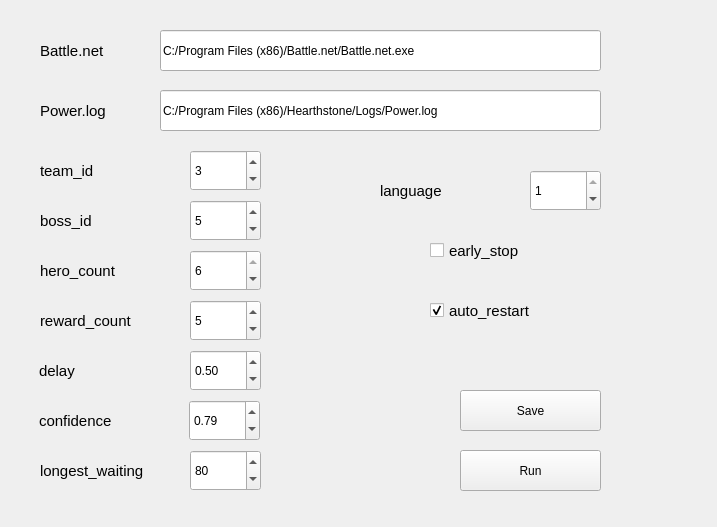
This is main.ui in zhoubin-me/lushi_script as Qt 5 draws it before an edit. The edited form follows.
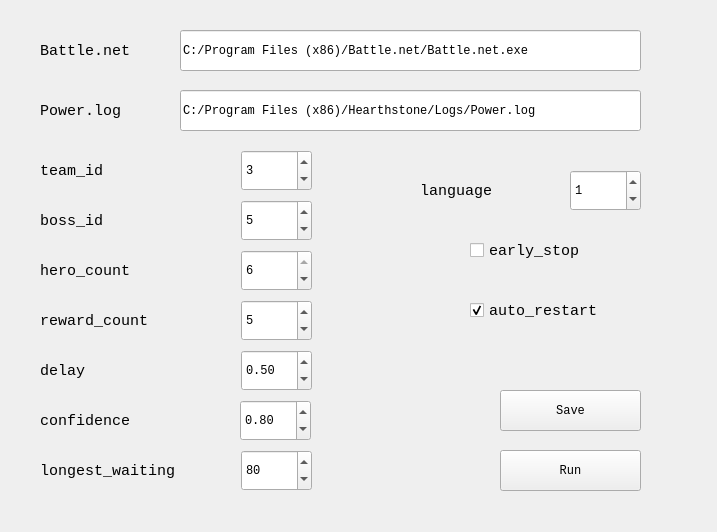
This is the edited form.

Commit message: update ui & support run cilck

What changed in the file:
```diff
--- a/main.ui
+++ b/main.ui
@@ -7,9 +7,14 @@
     <x>0</x>
     <y>0</y>
     <width>717</width>
-    <height>527</height>
+    <height>532</height>
    </rect>
   </property>
+  <property name="font">
+   <font>
+    <family>Consolas</family>
+   </font>
+  </property>
   <property name="acceptDrops">
    <bool>false</bool>
   </property>
@@ -23,7 +28,7 @@
    <widget class="QPushButton" name="Run">
     <property name="geometry">
      <rect>
-      <x>460</x>
+      <x>500</x>
       <y>450</y>
       <width>141</width>
       <height>41</height>
@@ -39,9 +44,9 @@
     </property>
     <property name="geometry">
      <rect>
-      <x>160</x>
+      <x>180</x>
       <y>30</y>
-      <width>441</width>
+      <width>461</width>
       <height>41</height>
      </rect>
     </property>
@@ -61,9 +66,9 @@
     </property>
     <property name="geometry">
      <rect>
-      <x>160</x>
+      <x>180</x>
       <y>90</y>
-      <width>441</width>
+      <width>461</width>
       <height>41</height>
      </rect>
     </property>
@@ -80,7 +85,7 @@
    <widget class="QPushButton" name="Save">
     <property name="geometry">
      <rect>
-      <x>460</x>
+      <x>500</x>
       <y>390</y>
       <width>141</width>
       <height>41</height>
@@ -95,12 +100,13 @@
      <rect>
       <x>40</x>
       <y>90</y>
-      <width>111</width>
+      <width>131</width>
       <height>41</height>
      </rect>
     </property>
     <property name="font">
      <font>
+      <family>Consolas</family>
       <pointsize>11</pointsize>
      </font>
     </property>
@@ -113,12 +119,13 @@
      <rect>
       <x>40</x>
       <y>30</y>
-      <width>111</width>
+      <width>131</width>
       <height>41</height>
      </rect>
     </property>
     <property name="font">
      <font>
+      <family>Consolas</family>
       <pointsize>11</pointsize>
      </font>
     </property>
@@ -131,12 +138,13 @@
      <rect>
       <x>40</x>
       <y>150</y>
-      <width>81</width>
+      <width>171</width>
       <height>41</height>
      </rect>
     </property>
     <property name="font">
      <font>
+      <family>Consolas</family>
       <pointsize>11</pointsize>
      </font>
     </property>
@@ -149,12 +157,13 @@
      <rect>
       <x>40</x>
       <y>300</y>
-      <width>141</width>
+      <width>171</width>
       <height>41</height>
      </rect>
     </property>
     <property name="font">
      <font>
+      <family>Consolas</family>
       <pointsize>11</pointsize>
      </font>
     </property>
@@ -165,7 +174,7 @@
    <widget class="QSpinBox" name="team_id">
     <property name="geometry">
      <rect>
-      <x>190</x>
+      <x>241</x>
       <y>150</y>
       <width>71</width>
       <height>41</height>
@@ -181,7 +190,7 @@
    <widget class="QSpinBox" name="reward_count">
     <property name="geometry">
      <rect>
-      <x>190</x>
+      <x>241</x>
       <y>300</y>
       <width>71</width>
       <height>41</height>
@@ -197,7 +206,7 @@
    <widget class="QSpinBox" name="hero_count">
     <property name="geometry">
      <rect>
-      <x>190</x>
+      <x>241</x>
       <y>250</y>
       <width>71</width>
       <height>41</height>
@@ -218,12 +227,13 @@
      <rect>
       <x>40</x>
       <y>250</y>
-      <width>81</width>
+      <width>171</width>
       <height>41</height>
      </rect>
     </property>
     <property name="font">
      <font>
+      <family>Consolas</family>
       <pointsize>11</pointsize>
      </font>
     </property>
@@ -236,12 +246,13 @@
      <rect>
       <x>40</x>
       <y>200</y>
-      <width>111</width>
+      <width>171</width>
       <height>41</height>
      </rect>
     </property>
     <property name="font">
      <font>
+      <family>Consolas</family>
       <pointsize>11</pointsize>
      </font>
     </property>
@@ -252,7 +263,7 @@
    <widget class="QSpinBox" name="boss_id">
     <property name="geometry">
      <rect>
-      <x>190</x>
+      <x>241</x>
       <y>200</y>
       <width>71</width>
       <height>41</height>
@@ -268,14 +279,15 @@
    <widget class="QLabel" name="label_7">
     <property name="geometry">
      <rect>
-      <x>39</x>
+      <x>40</x>
       <y>350</y>
-      <width>111</width>
+      <width>171</width>
       <height>41</height>
      </rect>
     </property>
     <property name="font">
      <font>
+      <family>Consolas</family>
       <pointsize>11</pointsize>
      </font>
     </property>
@@ -286,7 +298,7 @@
    <widget class="QSpinBox" name="longest_waiting">
     <property name="geometry">
      <rect>
-      <x>190</x>
+      <x>241</x>
       <y>450</y>
       <width>71</width>
       <height>41</height>
@@ -304,12 +316,13 @@
      <rect>
       <x>40</x>
       <y>450</y>
-      <width>141</width>
+      <width>201</width>
       <height>41</height>
      </rect>
     </property>
     <property name="font">
      <font>
+      <family>Consolas</family>
       <pointsize>11</pointsize>
      </font>
     </property>
@@ -320,14 +333,15 @@
    <widget class="QLabel" name="label_9">
     <property name="geometry">
      <rect>
-      <x>39</x>
+      <x>40</x>
       <y>400</y>
-      <width>131</width>
+      <width>171</width>
       <height>41</height>
      </rect>
     </property>
     <property name="font">
      <font>
+      <family>Consolas</family>
       <pointsize>11</pointsize>
      </font>
     </property>
@@ -338,7 +352,7 @@
    <widget class="QCheckBox" name="early_stop">
     <property name="geometry">
      <rect>
-      <x>430</x>
+      <x>470</x>
       <y>230</y>
       <width>171</width>
       <height>41</height>
@@ -346,6 +360,7 @@
     </property>
     <property name="font">
      <font>
+      <family>Consolas</family>
       <pointsize>11</pointsize>
      </font>
     </property>
@@ -371,7 +386,7 @@
    <widget class="QDoubleSpinBox" name="delay">
     <property name="geometry">
      <rect>
-      <x>190</x>
+      <x>241</x>
       <y>350</y>
       <width>71</width>
       <height>41</height>
@@ -390,7 +405,7 @@
    <widget class="QDoubleSpinBox" name="confidence">
     <property name="geometry">
      <rect>
-      <x>189</x>
+      <x>240</x>
       <y>400</y>
       <width>71</width>
       <height>41</height>
@@ -403,13 +418,13 @@
      <double>0.010000000000000</double>
     </property>
     <property name="value">
-     <double>0.79</double>
+     <double>0.8</double>
     </property>
    </widget>
    <widget class="QCheckBox" name="auto_restart">
     <property name="geometry">
      <rect>
-      <x>430</x>
+      <x>470</x>
       <y>290</y>
       <width>171</width>
       <height>41</height>
@@ -417,6 +432,7 @@
     </property>
     <property name="font">
      <font>
+      <family>Consolas</family>
       <pointsize>11</pointsize>
      </font>
     </property>
@@ -442,7 +458,7 @@
    <widget class="QLabel" name="label_10">
     <property name="geometry">
      <rect>
-      <x>380</x>
+      <x>420</x>
       <y>170</y>
       <width>131</width>
       <height>41</height>
@@ -450,6 +466,7 @@
     </property>
     <property name="font">
      <font>
+      <family>Consolas</family>
       <pointsize>11</pointsize>
      </font>
     </property>
@@ -460,14 +477,14 @@
    <widget class="QSpinBox" name="language">
     <property name="geometry">
      <rect>
-      <x>530</x>
+      <x>570</x>
       <y>170</y>
       <width>71</width>
       <height>41</height>
      </rect>
     </property>
     <property name="maximum">
-     <number>1</number>
+     <number>9</number>
     </property>
     <property name="value">
      <number>1</number>
```
Left out of the diff: 24 changed lines with no effect on the pictures. The commit also changes 1 other file.
